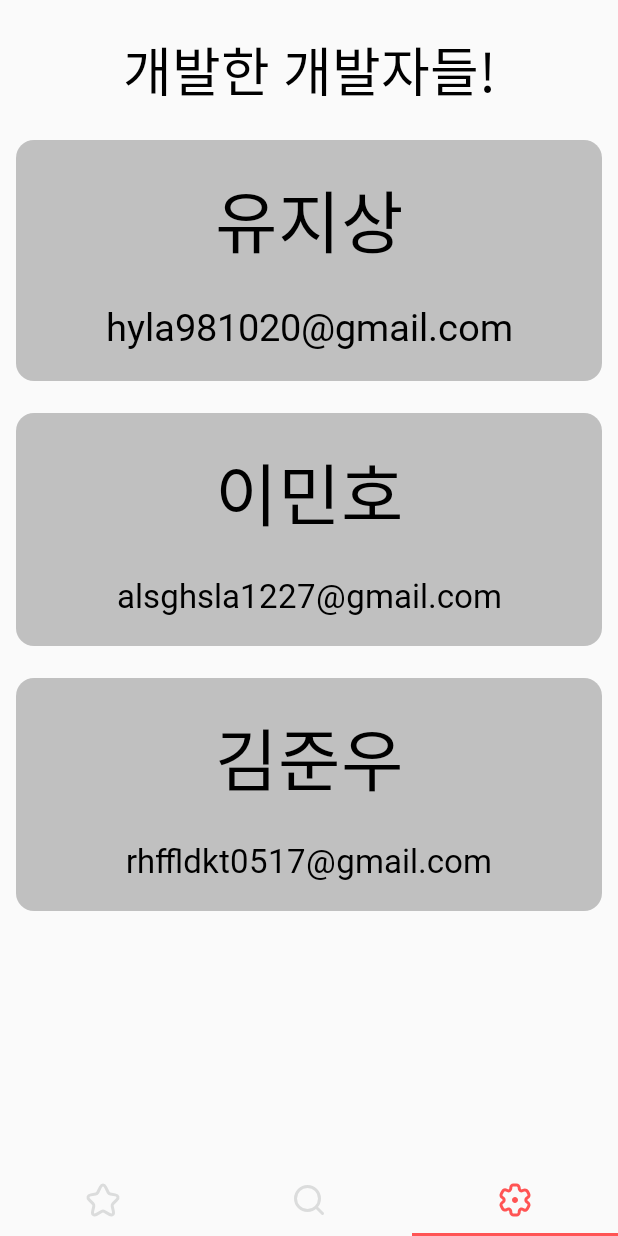
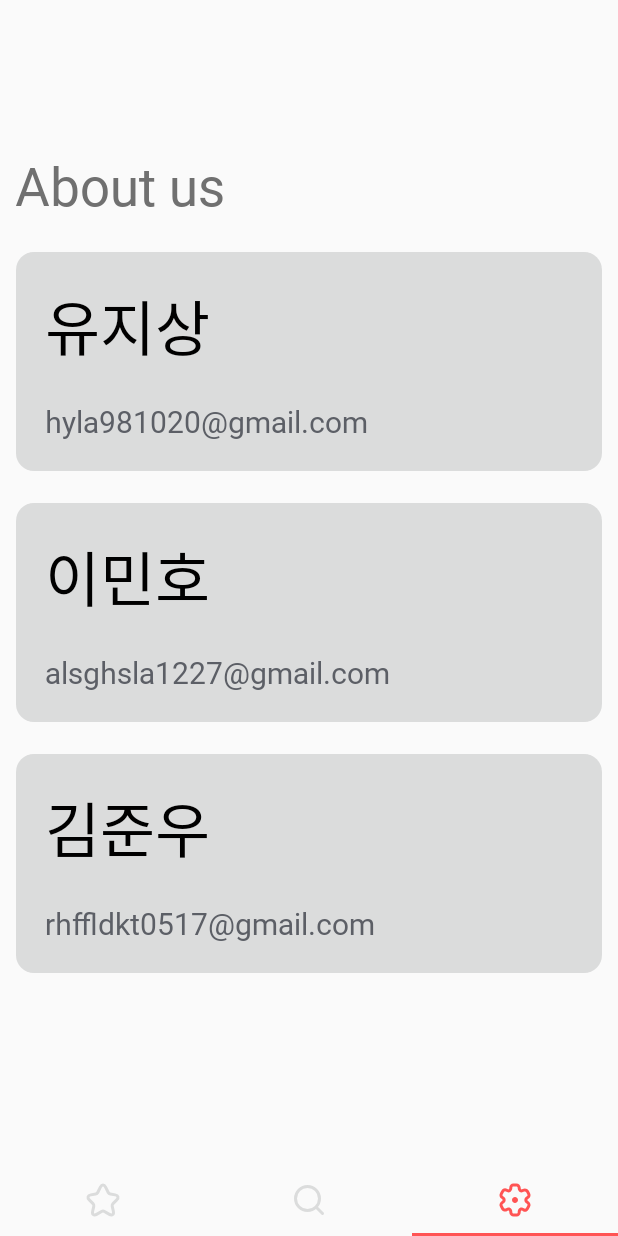
Before and after one commit to IslandofDream/fan_certification_android, an Android app: the screen it shows after launch (MainActivity), item 3 of the bottom bar chosen, on a phone screen of 412 x 824 dp. Run offline under Robolectric (Android 15) with nearby library versions, the phone set to English and light mode, and no system bars; pictures from the network do not load.

Commit message:
some detail modify

```diff
--- a/app/src/main/java/com/fancertification/www/search/SearchFragment.kt
+++ b/app/src/main/java/com/fancertification/www/search/SearchFragment.kt
@@ -53,7 +53,6 @@ class SearchFragment : Fragment() {
         }
 
         utubeAdapter = UtubeAdapter(requireContext(), searchData)
-
         utubeAdapter.itemOnClickListener = object : UtubeAdapter.OnItemClickListener {
             @SuppressLint("NotifyDataSetChanged")
             override fun OnItemClick(
@@ -74,7 +73,6 @@ class SearchFragment : Fragment() {
             }
         }
         binding.recyclerView.adapter = utubeAdapter
-
         return binding.root
     }
 
--- a/app/src/main/res/drawable/dev_border.xml
+++ b/app/src/main/res/drawable/dev_border.xml
@@ -6,7 +6,7 @@
         android:right="1dp"
         android:top="1dp">
         <shape android:shape="rectangle">
-            <solid android:color="#C0C0C0" />
+            <solid android:color="#DBDCDC" />
             <corners
                 android:bottomLeftRadius="12dp"
                 android:bottomRightRadius="12dp"
--- a/app/src/main/res/drawable/ic_carret_up.xml
+++ b/app/src/main/res/drawable/ic_carret_up.xml
@@ -1,6 +1,6 @@
 <vector xmlns:android="http://schemas.android.com/apk/res/android"
-    android:width="90dp"
-    android:height="90dp"
+    android:width="70dp"
+    android:height="70dp"
     android:viewportWidth="24"
     android:viewportHeight="24">
   <path
--- a/app/src/main/res/layout/bookmark_adapter_item.xml
+++ b/app/src/main/res/layout/bookmark_adapter_item.xml
@@ -49,15 +49,21 @@
                 android:textSize="12sp" />
 
         </LinearLayout>
-
+        <LinearLayout
+            android:layout_width="wrap_content"
+            android:layout_height="match_parent"
+            android:orientation="vertical"
+            android:gravity="center"
+            >
         <ImageButton
             android:id="@+id/bookmark_btn"
-            android:layout_width="24dp"
-            android:layout_height="24dp"
+            android:layout_width="20dp"
+            android:layout_height="20dp"
             android:layout_gravity="top"
             android:layout_marginRight="5dp"
             android:background="#00000000"
             android:src="@drawable/ic_carret_up" />
+        </LinearLayout>
     </LinearLayout>
 
 
--- a/app/src/main/res/layout/fragment_setting.xml
+++ b/app/src/main/res/layout/fragment_setting.xml
@@ -8,15 +8,16 @@
 
 
     <TextView
-        android:layout_width="match_parent"
+        android:layout_width="wrap_content"
         android:layout_height="wrap_content"
         android:textAlignment="center"
-        android:layout_marginTop="20dp"
+        android:layout_marginTop="100dp"
         android:layout_marginBottom="10dp"
         android:textSize="35sp"
-        android:textColor="@color/black"
+        android:layout_marginHorizontal="10dp"
+        android:textColor="#707070"
         android:fontFamily="@font/gsans_ttf_bold"
-        android:text="개발한 개발자들!"/>
+        android:text="About us"/>
 
     <LinearLayout
         android:layout_width="match_parent"
@@ -28,22 +29,23 @@
 
     <TextView
         android:layout_marginTop="20dp"
-        android:layout_width="match_parent"
+        android:layout_width="wrap_content"
         android:layout_height="wrap_content"
         android:fontFamily="@font/gsans_ttf_bold"
         android:textColor="@color/black"
         android:textAlignment="center"
-        android:textSize="45sp"
+        android:layout_marginLeft="20dp"
+        android:textSize="40sp"
         android:text="유지상"
         />
         <TextView
             android:layout_margin="20dp"
-            android:layout_width="match_parent"
+            android:layout_width="wrap_content"
             android:layout_height="wrap_content"
             android:fontFamily="@font/gsans_ttf_bold"
-            android:textColor="@color/black"
+            android:textColor="#5C5F66"
             android:textAlignment="center"
-            android:textSize="25sp"
+            android:textSize="20sp"
             android:text="hyla981020@gmail.com"
             />
     </LinearLayout>
@@ -58,22 +60,23 @@
 
         <TextView
             android:layout_marginTop="20dp"
-            android:layout_width="match_parent"
+            android:layout_width="wrap_content"
             android:layout_height="wrap_content"
             android:fontFamily="@font/gsans_ttf_bold"
             android:textColor="@color/black"
             android:textAlignment="center"
-            android:textSize="45sp"
+            android:layout_marginLeft="20dp"
+            android:textSize="40sp"
             android:text="이민호"
             />
         <TextView
             android:layout_margin="20dp"
-            android:layout_width="match_parent"
+            android:layout_width="wrap_content"
             android:layout_height="wrap_content"
             android:fontFamily="@font/gsans_ttf_bold"
-            android:textColor="@color/black"
+            android:textColor="#5C5F66"
             android:textAlignment="center"
-            android:textSize="22sp"
+            android:textSize="20sp"
             android:text="alsghsla1227@gmail.com"
             />
     </LinearLayout>
@@ -88,22 +91,23 @@
 
         <TextView
             android:layout_marginTop="20dp"
-            android:layout_width="match_parent"
+            android:layout_width="wrap_content"
             android:layout_height="wrap_content"
             android:fontFamily="@font/gsans_ttf_bold"
             android:textColor="@color/black"
+            android:layout_marginLeft="20dp"
             android:textAlignment="center"
-            android:textSize="45sp"
+            android:textSize="40sp"
             android:text="김준우"
             />
         <TextView
             android:layout_margin="20dp"
-            android:layout_width="match_parent"
+            android:layout_width="wrap_content"
             android:layout_height="wrap_content"
             android:fontFamily="@font/gsans_ttf_bold"
-            android:textColor="@color/black"
+            android:textColor="#5C5F66"
             android:textAlignment="center"
-            android:textSize="22sp"
+            android:textSize="20sp"
             android:text="rhffldkt0517@gmail.com"
             />
     </LinearLayout>
--- a/app/src/main/res/values/colors.xml
+++ b/app/src/main/res/values/colors.xml
@@ -25,5 +25,6 @@
     <color name="selectRed">#FF5454</color>
     <color name="darkgray1">#5C5F66</color>
     <color name="darkgray2">#292C34</color>
+    <color name="background">#F7F7F7</color>
 
 </resources>
```
